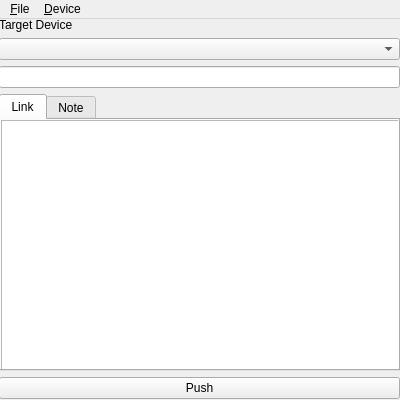
First picture: the form in mainwindow.ui, repository FuyuriSeiichi/PushBullet_QT, before the edit.
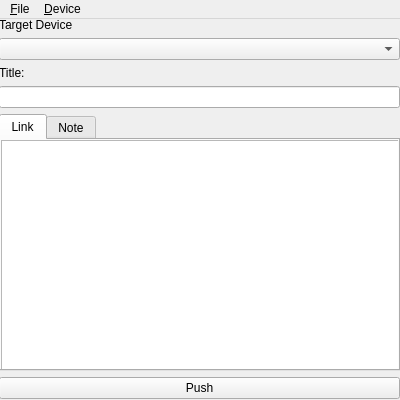
Second picture: the form after the edit. The open tabs and pages were chosen to show the change.

The edit to the form file:
```diff
--- a/mainwindow.ui
+++ b/mainwindow.ui
@@ -19,7 +19,7 @@
   <property name="minimumSize">
    <size>
     <width>400</width>
-    <height>400</height>
+    <height>380</height>
    </size>
   </property>
   <property name="maximumSize">
@@ -52,6 +52,13 @@
      <item>
       <widget class="QComboBox" name="comboboxDevices"/>
      </item>
+     <item>
+      <widget class="QLabel" name="label_2">
+       <property name="text">
+        <string>Title:</string>
+       </property>
+      </widget>
+     </item>
      <item>
       <widget class="QLineEdit" name="lineeditTitle"/>
      </item>
```
Left out of the diff: 4 changed lines with no effect on the pictures.
